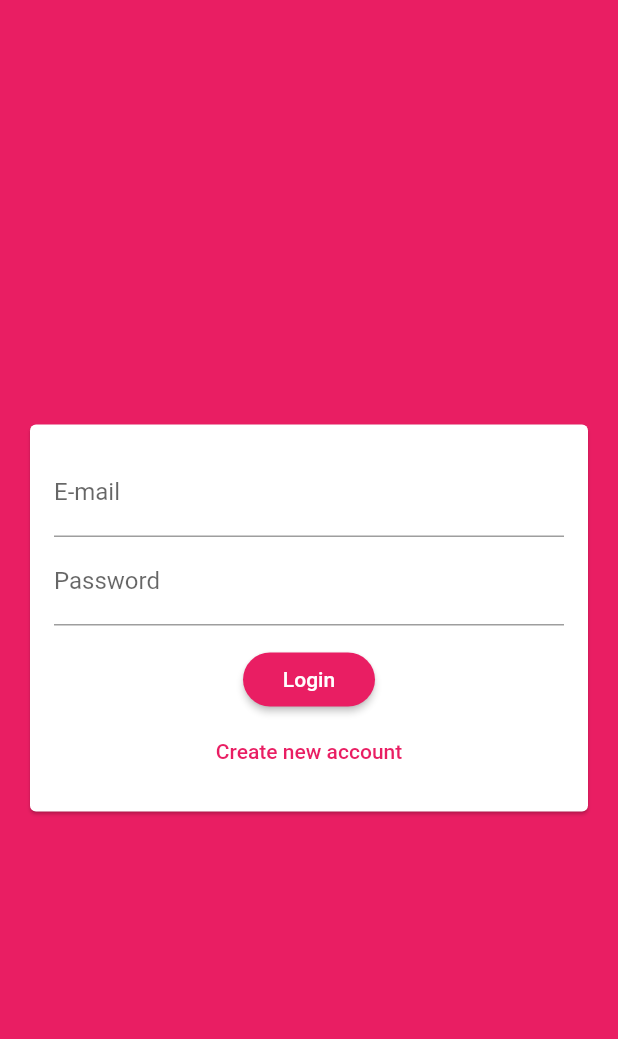
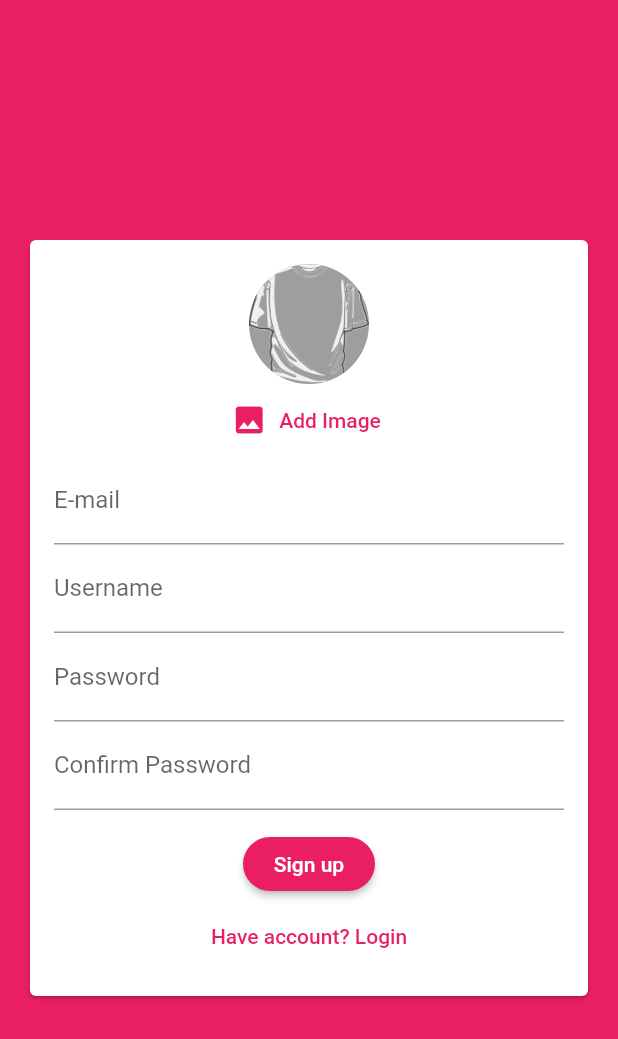
Before and after one commit to MedhatMohamed5/ChatApp, a Flutter app: the screen it shows after launch, on a phone screen of 412 x 824 dp. Shown: the top 1039 px of the screen. Run offline on Flutter 3.47's test engine with Material 2 defaults, Android fonts, the phone set to English and light mode, and no system bars; our stand-ins replace cloud_firestore, firebase_auth, firebase_storage, image_picker; accounts and stored records are empty.

Commit message:
Add image picker and save the image to the server Till Lesson 337

```diff
--- a/lib/screens/auth_screen.dart
+++ b/lib/screens/auth_screen.dart
@@ -1,7 +1,10 @@
+import 'dart:io';
+
 import 'package:firebase_auth/firebase_auth.dart';
 import 'package:flutter/material.dart';
 import 'package:flutter/services.dart';
 import 'package:cloud_firestore/cloud_firestore.dart';
+import 'package:firebase_storage/firebase_storage.dart';
 
 import '../widgets/auth/auth_form.dart';
 
@@ -18,6 +21,7 @@ class _AuthScreenState extends State<AuthScreen> {
     String email,
     String password,
     String username,
+    File image,
     bool isLogin,
     BuildContext ctx,
   ) async {
@@ -34,12 +38,22 @@ class _AuthScreenState extends State<AuthScreen> {
         authResult = await _auth.createUserWithEmailAndPassword(
             email: email, password: password);
 
+        final ref = FirebaseStorage.instance
+            .ref()
+            .child('user_images')
+            .child(authResult.user.uid + '.jpg');
+
+        await ref.putFile(image).onComplete;
+
+        final imageUrl = await ref.getDownloadURL();
+
         await Firestore.instance
             .collection('users')
             .document(authResult.user.uid)
             .setData({
           'username': username,
           'email': email,
+          'image_url': imageUrl,
         });
       }
     } on PlatformException catch (err) {
--- a/lib/widgets/auth/auth_form.dart
+++ b/lib/widgets/auth/auth_form.dart
@@ -1,4 +1,7 @@
+import 'dart:io';
+
 import 'package:flutter/material.dart';
+import '../pickers/user_image_picker.dart';
 
 class AuthForm extends StatefulWidget {
   final bool isLoading;
@@ -6,6 +9,7 @@ class AuthForm extends StatefulWidget {
     String email,
     String password,
     String username,
+    File image,
     bool isLogin,
     BuildContext ctx,
   ) submitForm;
@@ -17,17 +21,36 @@ class AuthForm extends StatefulWidget {
 class _AuthFormState extends State<AuthForm> {
   final _formKey = GlobalKey<FormState>();
 
-  var _isLogin = true;
+  var _isLogin = false;
   var _userEmail = '';
   var _userName = '';
   var _userPassword = '';
+  File _pickedImage;
+
+  void _pickImage(File image) {
+    _pickedImage = image;
+  }
 
   void _trySubmit() {
     FocusScope.of(context).unfocus();
+
+    if (_pickedImage == null && !_isLogin) {
+      Scaffold.of(context).showSnackBar(
+        SnackBar(
+          backgroundColor: Theme.of(context).errorColor,
+          content: Text(
+            'Please Pick an Image',
+          ),
+        ),
+      );
+
+      return;
+    }
+
     if (_formKey.currentState.validate()) {
       _formKey.currentState.save();
-      widget.submitForm(
-          _userEmail, _userPassword, _userName, _isLogin, context);
+      widget.submitForm(_userEmail, _userPassword, _userName, _pickedImage,
+          _isLogin, context);
       print(_userName);
       print(_userEmail);
       print(_userPassword);
@@ -46,6 +69,7 @@ class _AuthFormState extends State<AuthForm> {
               child: Column(
                 mainAxisSize: MainAxisSize.min,
                 children: [
+                  if (!_isLogin) UserImagePicker(_pickImage),
                   TextFormField(
                     key: ValueKey('email'),
                     validator: (value) {
--- a/lib/widgets/chat/message_bubble.dart
+++ b/lib/widgets/chat/message_bubble.dart
@@ -52,7 +52,7 @@ class MessageBubble extends StatelessWidget {
                         ? Colors.black
                         : Theme.of(context).accentTextTheme.headline6.color,
                   ),
-                  textAlign: isMe ? TextAlign.end : TextAlign.start,
+                  // textAlign: isMe ? TextAlign.end : TextAlign.start,
                 ),
               ],
             ),
--- /dev/null
+++ b/lib/widgets/pickers/user_image_picker.dart
@@ -0,0 +1,57 @@
+import 'dart:io';
+
+import 'package:flutter/material.dart';
+import 'package:image_picker/image_picker.dart';
+
+class UserImagePicker extends StatefulWidget {
+  final void Function(File pickedImage) imagePickFn;
+
+  UserImagePicker(this.imagePickFn);
+
+  @override
+  _UserImagePickerState createState() => _UserImagePickerState();
+}
+
+class _UserImagePickerState extends State<UserImagePicker> {
+  File _pickedFile;
+
+  @override
+  Widget build(BuildContext context) {
+    return Column(
+      children: [
+        CircleAvatar(
+          radius: 40,
+          backgroundColor: Colors.black38,
+          backgroundImage: _pickedFile != null
+              ? FileImage(
+                  _pickedFile,
+                )
+              : AssetImage(
+                  'assets/images/image-placeholder.png',
+                ),
+        ),
+        FlatButton.icon(
+          onPressed: _pickImage,
+          icon: Icon(Icons.image),
+          label: Text('Add Image'),
+          textColor: Theme.of(context).primaryColor,
+        ),
+      ],
+    );
+  }
+
+  void _pickImage() async {
+    final picker = ImagePicker();
+    final pickedImage = await picker.getImage(
+      source: ImageSource.gallery,
+      maxWidth: 150,
+    );
+    if (pickedImage != null) {
+      final pickedImageFile = File(pickedImage.path);
+      setState(() {
+        _pickedFile = pickedImageFile;
+      });
+      widget.imagePickFn(pickedImageFile);
+    }
+  }
+}
--- a/pubspec.yaml
+++ b/pubspec.yaml
@@ -30,6 +30,8 @@ dependencies:
   cupertino_icons: ^1.0.0
   cloud_firestore: ^0.13.5
   firebase_auth: ^0.16.1
+  image_picker: ^0.6.7+17
+  firebase_storage: ^3.1.5
 
 dev_dependencies:
   flutter_test:
@@ -47,8 +49,8 @@ flutter:
   uses-material-design: true
 
   # To add assets to your application, add an assets section, like this:
-  # assets:
-  #   - images/a_dot_burr.jpeg
+  assets:
+    - assets/images/image-placeholder.png
   #   - images/a_dot_ham.jpeg
 
   # An image asset can refer to one or more resolution-specific "variants", see
```
Also changed, not shown: assets/images/image-placeholder.png (added), pubspec.lock.
